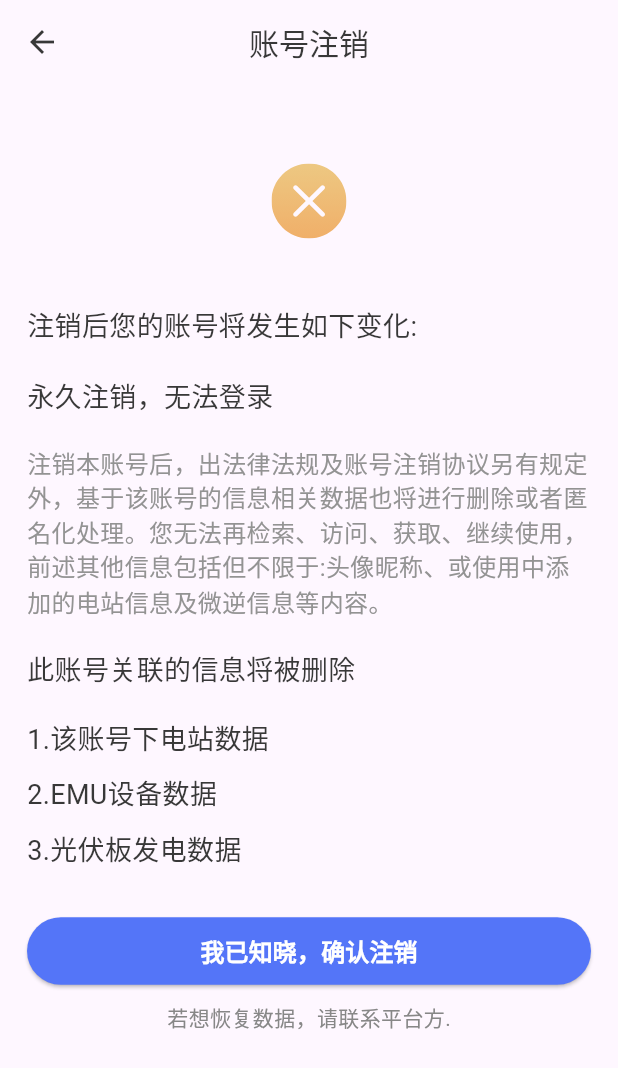
After one commit to Shiyaozhen/company-bym-flutter, a Flutter app: the MineLogoff screen opened directly, on a phone screen of 412 x 824 dp. The commit adds this screen. Shown: the top 1068 px of the screen. Run offline on Flutter 3.47's test engine with Material 3 defaults, Android fonts, the phone set to English and light mode, and no system bars; our stand-ins replace dio, fl_chart, flutter_blue, flutter_svg, fluttertoast, get and 2 more; missing offline and left inert: wifi_iot, wifi_scan; accounts and stored records are empty; project files that could hold a hidden picture were left out.

Commit message:
BY路由弹窗封装、注销账户页面开发

```diff
--- /dev/null
+++ b/lib/pages/mine/logoff.dart
@@ -0,0 +1,183 @@
+import 'package:BYM/pages/mine/conlogoff.dart';
+import 'package:flutter/material.dart';
+import 'package:flutter_svg/flutter_svg.dart';
+class MineLogoff extends StatefulWidget {
+  const MineLogoff({Key? key}) : super(key: key);
+
+  @override
+  _LogoffState createState() => _LogoffState();
+}
+
+class _LogoffState extends State<MineLogoff> {
+  @override
+  Widget build(BuildContext context) {
+    return Scaffold(
+        appBar: AppBar(
+          title: Text(
+            '账号注销',
+            textAlign: TextAlign.center,
+            style: TextStyle(fontSize: 20, color: Color(0xFF383838)),
+          ),
+          centerTitle: true,
+          leading: IconButton(
+            icon: Icon(Icons.arrow_back),
+            color: Color(0xFF383838),
+            onPressed: () {
+              Navigator.pop(context);
+            },
+          ),
+        ),
+        body: SingleChildScrollView(
+            child: Padding(
+          padding: EdgeInsets.all(18.0),
+          child: Column(
+            children: [
+              Padding(
+                padding: EdgeInsets.only(top: 20.0, bottom: 30.0),
+                child: Center(
+                    child: SvgPicture.asset('assets/ic_fail.svg',
+                        width: 50, height: 80)),
+              ),
+              Padding(
+                padding: EdgeInsets.only(bottom: 20.0),
+                child: Align(
+                  alignment: Alignment.centerLeft,
+                  child: Text(
+                    '注销后您的账号将发生如下变化:',
+                    style: TextStyle(
+                        fontSize: 18.0,
+                        fontWeight: FontWeight.w400,
+                        color: Color(0xFF383838)),
+                  ),
+                ),
+              ),
+              Padding(
+                padding: EdgeInsets.only(bottom: 20.0),
+                child: Align(
+                  alignment: Alignment.centerLeft,
+                  child: Text(
+                    '永久注销，无法登录',
+                    style: TextStyle(
+                        fontSize: 18.0,
+                        fontWeight: FontWeight.w400,
+                        color: Color(0xFF383838)),
+                  ),
+                ),
+              ),
+              Padding(
+                padding: EdgeInsets.only(bottom: 20.0),
+                child: Align(
+                  alignment: Alignment.centerLeft,
+                  child: Text(
+                    '注销本账号后，出法律法规及账号注销协议另有规定外，基于该账号的信息相关数据也将进行删除或者匿名化处理。您无法再检索、访问、获取、继续使用，前述其他信息包括但不限于:头像昵称、或使用中添加的电站信息及微逆信息等内容。',
+                    style: TextStyle(
+                        fontSize: 16.0,
+                        fontWeight: FontWeight.w400,
+                        color: Color(0xFF939393)),
+                  ),
+                ),
+              ),
+              Padding(
+                padding: EdgeInsets.only(bottom: 20.0),
+                child: Align(
+                  alignment: Alignment.centerLeft,
+                  child: Text(
+                    '此账号关联的信息将被删除',
+                    style: TextStyle(
+                        fontSize: 18.0,
+                        fontWeight: FontWeight.w400,
+                        color: Color(0xFF383838)),
+                  ),
+                ),
+              ),
+              Padding(
+                padding: EdgeInsets.only(bottom: 10.0),
+                child: Align(
+                  alignment: Alignment.centerLeft,
+                  child: Text(
+                    '1.该账号下电站数据',
+                    style: TextStyle(
+                        fontSize: 18.0,
+                        fontWeight: FontWeight.w400,
+                        color: Color(0xFF383838)),
+                  ),
+                ),
+              ),
+              Padding(
+                padding: EdgeInsets.only(bottom: 10.0),
+                child: Align(
+                  alignment: Alignment.centerLeft,
+                  child: Text(
+                    '2.EMU设备数据',
+                    style: TextStyle(
+                        fontSize: 18.0,
+                        fontWeight: FontWeight.w400,
+                        color: Color(0xFF383838)),
+                  ),
+                ),
+              ),
+              Padding(
+                padding: EdgeInsets.only(bottom: 10.0),
+                child: Align(
+                  alignment: Alignment.centerLeft,
+                  child: Text(
+                    '3.光伏板发电数据',
+                    style: TextStyle(
+                        fontSize: 18.0,
+                        fontWeight: FontWeight.w400,
+                        color: Color(0xFF383838)),
+                  ),
+                ),
+              ),
+              Align(
+                alignment: Alignment.bottomCenter,
+                child: Padding(
+                  padding: EdgeInsets.only(bottom: 10.0, top:20.0),
+                  child: ElevatedButton(
+                    onPressed: () {
+                       Navigator.push(
+                                  context,
+                                  MaterialPageRoute(
+                                      builder: (context) => Conlogoff()),
+                                );
+                    },
+                    style: ButtonStyle(
+                      backgroundColor:
+                          MaterialStateProperty.all(Color(0xFF5475F8)),
+                      foregroundColor:
+                          MaterialStateProperty.all(Color(0xFFFFFFFF)),
+                      minimumSize:
+                          MaterialStateProperty.all(Size.fromHeight(45.0)),
+                      shape: MaterialStateProperty.all<RoundedRectangleBorder>(
+                        RoundedRectangleBorder(
+                          borderRadius:
+                              BorderRadius.circular(30.0),
+                        ),
+                      ),
+                    ),
+                    child: Text(
+                      '我已知晓，确认注销',
+                      style: TextStyle(
+                          fontSize: 16.0, fontWeight: FontWeight.bold),
+                    ),
+                  ),
+                ),
+              ),
+              Padding(
+                padding: EdgeInsets.all(0.0),
+                child: Align(
+                  alignment: Alignment.center,
+                  child: Text(
+                    '若想恢复数据，请联系平台方.',
+                    style: TextStyle(
+                        fontSize: 14.0,
+                        fontWeight: FontWeight.w400,
+                        color: Color(0xFF878787)),
+                  ),
+                ),
+              ),
+            ],
+          ),
+        )));
+  }
+}
--- /dev/null
+++ b/lib/utils/by_util.dart
@@ -0,0 +1 @@
+export 'package:BYM/get_pages.dart';
```
Also changed, not shown: lib/components/ByDialog.dart (added, +63 -0 lines), lib/get_pages.dart (+16 -2 lines), lib/pages/coupon/index.dart (+6 -5 lines), lib/pages/login/index.dart (+7 -49 lines), lib/pages/mine/conlogoff.dart (added, +117 -0 lines), lib/pages/mine/feedback.dart (added, +31 -0 lines), lib/pages/mine/more.dart (added, +125 -0 lines), lib/pages/toolbar/index.dart (+8 -7 lines), pubspec.yaml (+4 -5 lines), assets/ic_fail.svg (added), assets/ic_mine.svg (renamed from assets/mine.svg), assets/ic_overview.svg (renamed from assets/overview.svg), assets/ic_station.svg (renamed from assets/station.svg), 1 other file.
